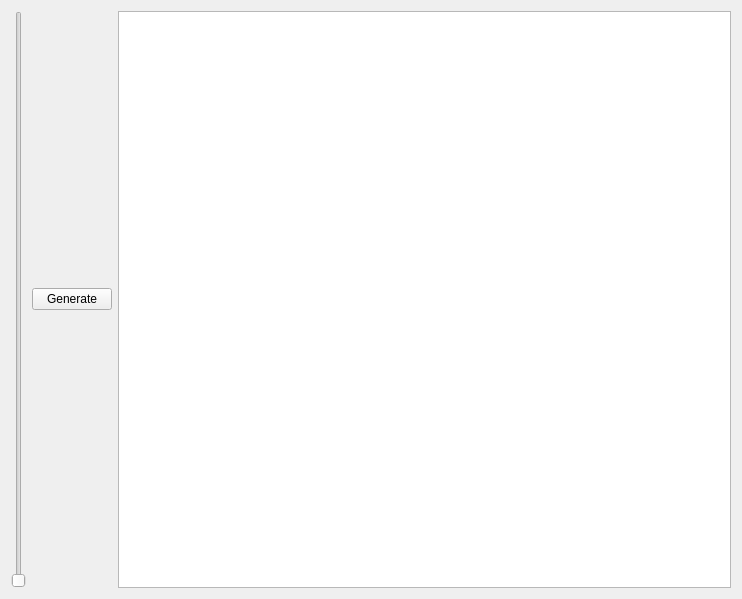
Above: renderingwindow.ui from Wesselmast/CloudWatcher before the change. Below: the same form after it.
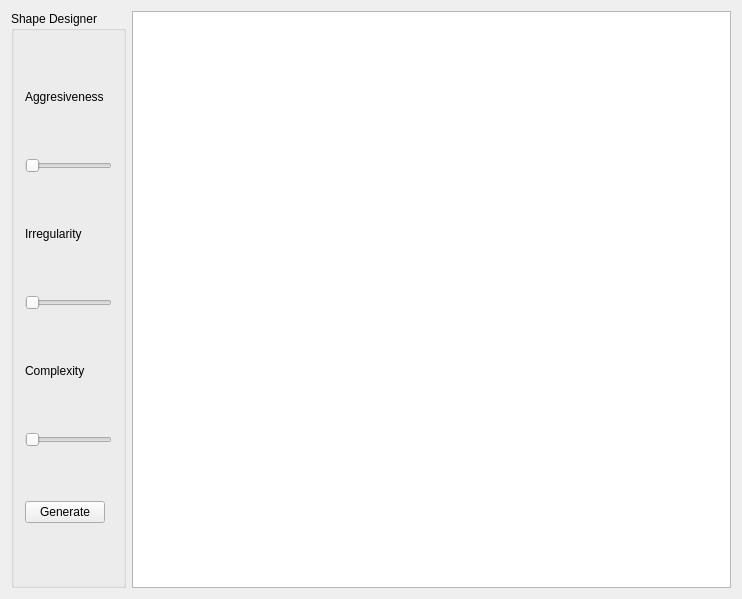
That is the form after the change.

```diff
--- a/renderingwindow.ui
+++ b/renderingwindow.ui
@@ -16,24 +16,83 @@
   <widget class="QWidget" name="centralWidget">
    <layout class="QHBoxLayout" name="horizontalLayout">
     <item>
-     <widget class="QSlider" name="verticalSlider">
+     <widget class="QGroupBox" name="groupBox">
       <property name="sizePolicy">
-       <sizepolicy hsizetype="Fixed" vsizetype="Expanding">
+       <sizepolicy hsizetype="Fixed" vsizetype="Preferred">
         <horstretch>0</horstretch>
         <verstretch>0</verstretch>
        </sizepolicy>
+      </property>
+      <property name="contextMenuPolicy">
+       <enum>Qt::NoContextMenu</enum>
+      </property>
+      <property name="title">
+       <string>Shape Designer</string>
+      </property>
+      <layout class="QVBoxLayout" name="verticalLayout_2">
+       <item>
+        <widget class="QLabel" name="label">
+         <property name="sizePolicy">
+          <sizepolicy hsizetype="Fixed" vsizetype="Fixed">
+           <horstretch>0</horstretch>
+           <verstretch>0</verstretch>
+          </sizepolicy>
+         </property>
+         <property name="text">
+          <string>Aggresiveness</string>
+         </property>
+        </widget>
+       </item>
+       <item>
+        <widget class="QSlider" name="AggresivenessSlider">
+         <property name="orientation">
+          <enum>Qt::Horizontal</enum>
+         </property>
+        </widget>
+       </item>
+       <item>
+        <widget class="QLabel" name="label_2">
+         <property name="sizePolicy">
+          <sizepolicy hsizetype="Fixed" vsizetype="Fixed">
+           <horstretch>0</horstretch>
+           <verstretch>0</verstretch>
+          </sizepolicy>
+         </property>
+         <property name="text">
+          <string>Irregularity</string>
+         </property>
+        </widget>
+       </item>
+       <item>
+        <widget class="QSlider" name="IrregularitySlider">
+         <property name="orientation">
+          <enum>Qt::Horizontal</enum>
+         </property>
+        </widget>
+       </item>
+       <item>
+        <widget class="QLabel" name="label_3">
+         <property name="sizePolicy">
+          <sizepolicy hsizetype="Fixed" vsizetype="Fixed">
+           <horstretch>0</horstretch>
+           <verstretch>0</verstretch>
+          </sizepolicy>
+         </property>
+         <property name="text">
+          <string>Complexity</string>
+         </property>
+        </widget>
+       </item>
+       <item>
+        <widget class="QSlider" name="ComplexitySlider">
+         <property name="minimum">
+          <number>5</number>
       </property>
       <property name="maximum">
-       <number>99</number>
-      </property>
-      <property name="singleStep">
-       <number>1</number>
-      </property>
-      <property name="pageStep">
-       <number>1</number>
+          <number>30</number>
       </property>
       <property name="orientation">
-       <enum>Qt::Vertical</enum>
+          <enum>Qt::Horizontal</enum>
       </property>
      </widget>
     </item>
@@ -48,6 +107,9 @@
       <property name="text">
        <string>Generate</string>
       </property>
+        </widget>
+       </item>
+      </layout>
      </widget>
     </item>
     <item>
```
Lines whose indentation alone changed are shown as unchanged.
